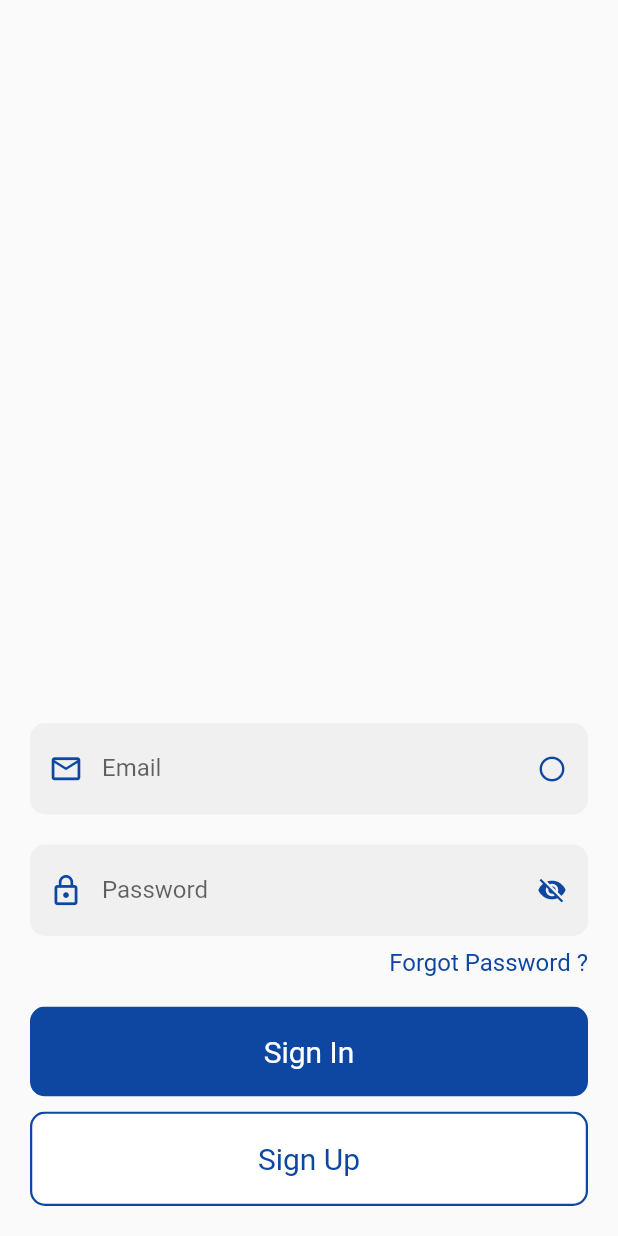
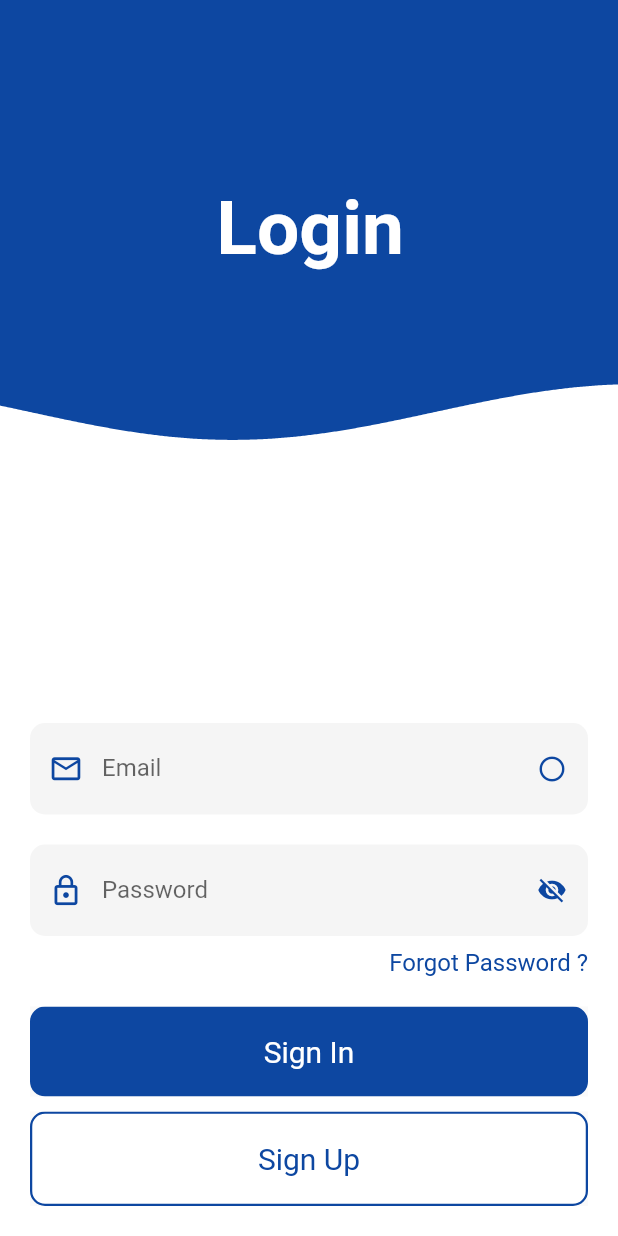
Before and after one commit to omar-hadek/animated-Login-, a Flutter app: the screen it shows after launch, on a phone screen of 412 x 824 dp. Run offline on Flutter 3.47's test engine with Material 2 defaults, Android fonts, the phone set to English and light mode, and no system bars.

Commit message:
added the animation wave

```diff
--- a/lib/login_screen.dart
+++ b/lib/login_screen.dart
@@ -1,8 +1,10 @@
-import 'package:animated_login_app/models/home_model.dart';
-import 'package:animated_login_app/widgets/button_widget.dart';
-import 'package:animated_login_app/widgets/text_field_widget.dart';
+import 'package:flutter/cupertino.dart';
 import 'package:flutter/material.dart';
 import 'package:provider/provider.dart';
+import '../widgets/button_widget.dart';
+import '../widgets/text_field_widget.dart';
+import '../models/home_model.dart';
+import '../widgets/wave_widget.dart';
 
 class LoginScreen extends StatefulWidget {
   const LoginScreen({Key? key}) : super(key: key);
@@ -12,12 +14,42 @@
 }
 
 class _LoginScreenState extends State<LoginScreen> {
-
   @override
   Widget build(BuildContext context) {
     final model = Provider.of<HomeModel>(context);
+    final size = MediaQuery.of(context).size;
+    final myColor = Theme.of(context).primaryColor;
+    final bool keyboardOpen = MediaQuery.of(context).viewInsets.bottom > 0;
     return Scaffold(
-      body: Padding(
+      body: Stack(
+        children: [
+          Container(
+            height: size.height - 200,
+            color: myColor,
+          ),
+          AnimatedPositioned(
+            duration: Duration(milliseconds:500),
+            curve: Curves.easeOutQuad,
+            top: keyboardOpen?-size.height/3.4: 0.0,
+            child: WaveWidget(
+              size: size,
+              yOffset: size.height / 3.0,
+              color: Colors.white,
+            ),
+          ),
+          Positioned(
+            top: size.height * 0.15,
+            left: size.width * 0.35,
+            child: Text(
+              'Login',
+              style: TextStyle(
+                color: Colors.white,
+                fontSize: 50.0,
+                fontWeight: FontWeight.bold,
+              ),
+            ),
+          ),
+          Padding(
             padding: const EdgeInsets.all(20.0),
             child: Column(
               mainAxisAlignment: MainAxisAlignment.end,
@@ -25,9 +57,11 @@
                 TextFieldWidget(
                     labelText: 'Email',
                     prefixIconData: Icons.email_outlined,
-                suffixIconData: model.isValid? Icons.check_circle_sharp : Icons.radio_button_unchecked,
+                    suffixIconData: model.isValid
+                        ? Icons.check_circle_sharp
+                        : Icons.radio_button_unchecked,
                     obsecureText: false,
-                onChanged:(value){
+                    onChanged: (value) {
                       model.isValidEmail(value);
                     }),
                 SizedBox(
@@ -39,16 +73,18 @@
                     TextFieldWidget(
                         labelText: 'Password',
                         prefixIconData: Icons.lock_outline,
-                    suffixIconData: model.isVisible ? Icons.visibility: Icons.visibility_off,
-                    obsecureText:  model.isVisible? false: true,
-                    onChanged: (){}
-                   ),
+                        suffixIconData: model.isVisible
+                            ? Icons.visibility
+                            : Icons.visibility_off,
+                        obsecureText: model.isVisible ? false : true,
+                        onChanged: () {}),
                     SizedBox(
                       height: 8.0,
                     ),
                     Text('Forgot Password ?',
                         style: TextStyle(
-                        fontSize: 16.0, color: Theme.of(context).primaryColor))
+                            fontSize: 16.0,
+                            color: Theme.of(context).primaryColor))
                   ],
                 ),
                 SizedBox(
@@ -62,6 +98,8 @@
               ],
             ),
           ),
+        ],
+      ),
     );
   }
 }
--- a/lib/main.dart
+++ b/lib/main.dart
@@ -20,7 +20,5 @@
       home: LoginScreen(),
     ),
     );
-
-
   }
 }
--- /dev/null
+++ b/lib/widgets/clipper_widget.dart
@@ -0,0 +1,22 @@
+import 'package:flutter/cupertino.dart';
+
+class ClipperWidget extends CustomClipper<Path>{
+  final List<Offset> waveList;
+  ClipperWidget({required this.waveList});
+  @override
+  getClip(Size size) {
+    final Path path = Path();
+    path.addPolygon(waveList, false);
+    path.lineTo(size.width, size.height);
+    path.lineTo(0.0, size.height);
+    path.close();
+    return path;
+
+  }
+
+  @override
+  bool shouldReclip(covariant CustomClipper oldClipper) {
+    return true;
+  }
+
+}
--- /dev/null
+++ b/lib/widgets/wave_widget.dart
@@ -0,0 +1,71 @@
+import 'package:animated_login_app/widgets/clipper_widget.dart';
+import 'package:flutter/material.dart';
+import 'dart:math' as Math;
+
+class WaveWidget extends StatefulWidget {
+  final Size size;
+  final double yOffset;
+  final Color color;
+  const WaveWidget(
+      {required this.size, required this.yOffset, required this.color});
+
+  @override
+  _WaveWidgetState createState() => _WaveWidgetState();
+}
+
+class _WaveWidgetState extends State<WaveWidget> with TickerProviderStateMixin {
+  late AnimationController animationController;
+  List<Offset> wavePoints = [];
+
+  @override
+  void dispose() {
+    animationController.dispose();
+    super.dispose();
+  }
+
+  @override
+  void initState() {
+    animationController =
+        AnimationController(vsync: this, duration: Duration(milliseconds: 5000))
+          ..addListener(() {
+            wavePoints.clear();
+            final double waveSpeed = animationController.value * 1000;
+            final double fullSphere = animationController.value * Math.pi * 2;
+            final double normalizer = Math.cos(fullSphere);
+            final double waveWidth = Math.pi / 270;
+            final double waveHeight = 20;
+
+            for (int i = 0; i <= widget.size.width.toInt(); i++) {
+              double calc = Math.sin((waveSpeed - i) * waveWidth);
+              wavePoints.add(
+                Offset(
+                  i.toDouble(),
+                  calc * waveHeight * normalizer + widget.yOffset,
+                ),
+              );
+            }
+          });
+          animationController.repeat();
+
+    super.initState();
+  }
+
+  @override
+  Widget build(BuildContext context) {
+    return AnimatedBuilder(
+      animation: animationController,
+      builder: (context, _) {
+        return ClipPath(
+          clipper: ClipperWidget(
+            waveList: wavePoints,
+          ),
+          child: Container(
+            width: widget.size.width,
+            height: widget.size.height,
+            color: widget.color,
+          ),
+        );
+      },
+    );
+  }
+}
```
Lines whose indentation alone changed are shown as unchanged.
